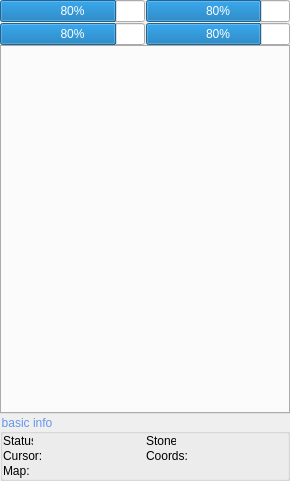
Before: the Qt Designer form SaSH/mainform.ui in bestkakkoii/SaSH, drawn with Qt 5.
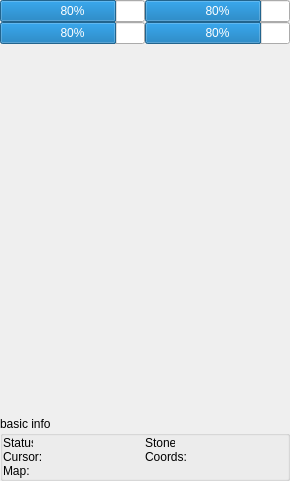
After: the same form once the commit is applied. Custom widgets are drawn as their Qt base class.

```diff
--- a/SaSH/mainform.ui
+++ b/SaSH/mainform.ui
@@ -26,22 +26,7 @@
    <string>SaSH</string>
   </property>
   <property name="styleSheet">
-   <string notr="true">QPushButton {
-	background-color: #F9F9F9;
-	border: 1px solid #000000;
-	padding: 3px;
-}
-
-QPushButton:hover {
-	background-color: #3282F6;
-}
-
-QPushButton:pressed, QPushButton:checked {
-	background-color: #3282F6;
-	border: 1px solid #ffffff;
-}
-
-QGroupBox { color:rgb(100,149,237) }</string>
+   <string notr="true"/>
   </property>
   <widget class="QWidget" name="centralWidget">
    <property name="styleSheet">
@@ -84,12 +69,12 @@
        <item>
         <layout class="QGridLayout" name="gridLayout_progressbar">
          <property name="spacing">
-          <number>1</number>
+          <number>0</number>
          </property>
          <item row="0" column="0">
           <layout class="QHBoxLayout" name="horizontalLayout">
            <property name="spacing">
-            <number>1</number>
+            <number>0</number>
            </property>
            <item>
             <widget class="ProgressBar" name="progressBar_pchp">
@@ -128,19 +113,25 @@
          <item row="1" column="0">
           <layout class="QHBoxLayout" name="horizontalLayout_2">
            <property name="spacing">
-            <number>1</number>
+            <number>0</number>
            </property>
            <item>
             <widget class="ProgressBar" name="progressBar_pethp">
              <property name="value">
               <number>80</number>
              </property>
+             <property name="alignment">
+              <set>Qt::AlignLeading|Qt::AlignLeft|Qt::AlignTop</set>
+             </property>
              <property name="textVisible">
               <bool>true</bool>
              </property>
              <property name="invertedAppearance">
               <bool>false</bool>
              </property>
+             <property name="textDirection">
+              <enum>QProgressBar::TopToBottom</enum>
+             </property>
              <property name="format">
               <string>%p%</string>
              </property>
@@ -171,6 +162,12 @@
          <property name="currentIndex">
           <number>-1</number>
          </property>
+         <property name="documentMode">
+          <bool>true</bool>
+         </property>
+         <property name="movable">
+          <bool>true</bool>
+         </property>
         </widget>
        </item>
        <item>
@@ -180,7 +177,7 @@
          </property>
          <layout class="QVBoxLayout" name="verticalLayout">
           <property name="spacing">
-           <number>1</number>
+           <number>0</number>
           </property>
           <property name="leftMargin">
            <number>0</number>
@@ -197,10 +194,13 @@
           <item>
            <layout class="QHBoxLayout" name="horizontalLayout_9">
             <property name="spacing">
-             <number>1</number>
+             <number>0</number>
             </property>
             <item>
              <layout class="QHBoxLayout" name="horizontalLayout_3">
+              <property name="spacing">
+               <number>0</number>
+              </property>
               <item>
                <widget class="QLabel" name="label_status_">
                 <property name="minimumSize">
@@ -241,7 +241,7 @@
             <item>
              <layout class="QHBoxLayout" name="horizontalLayout_8">
               <property name="spacing">
-               <number>1</number>
+               <number>0</number>
               </property>
               <item>
                <widget class="QLabel" name="label_stone_">
@@ -285,10 +285,13 @@
           <item>
            <layout class="QHBoxLayout" name="horizontalLayout_7">
             <property name="spacing">
-             <number>1</number>
+             <number>0</number>
             </property>
             <item>
              <layout class="QHBoxLayout" name="horizontalLayout_4">
+              <property name="spacing">
+               <number>0</number>
+              </property>
               <item>
                <widget class="QLabel" name="label_cursor_">
                 <property name="minimumSize">
@@ -315,6 +318,9 @@
             </item>
             <item>
              <layout class="QHBoxLayout" name="horizontalLayout_5">
+              <property name="spacing">
+               <number>0</number>
+              </property>
               <item>
                <widget class="QLabel" name="label_coords_">
                 <property name="minimumSize">
```
Left out of the diff: 3 changed lines with no effect on the pictures.
